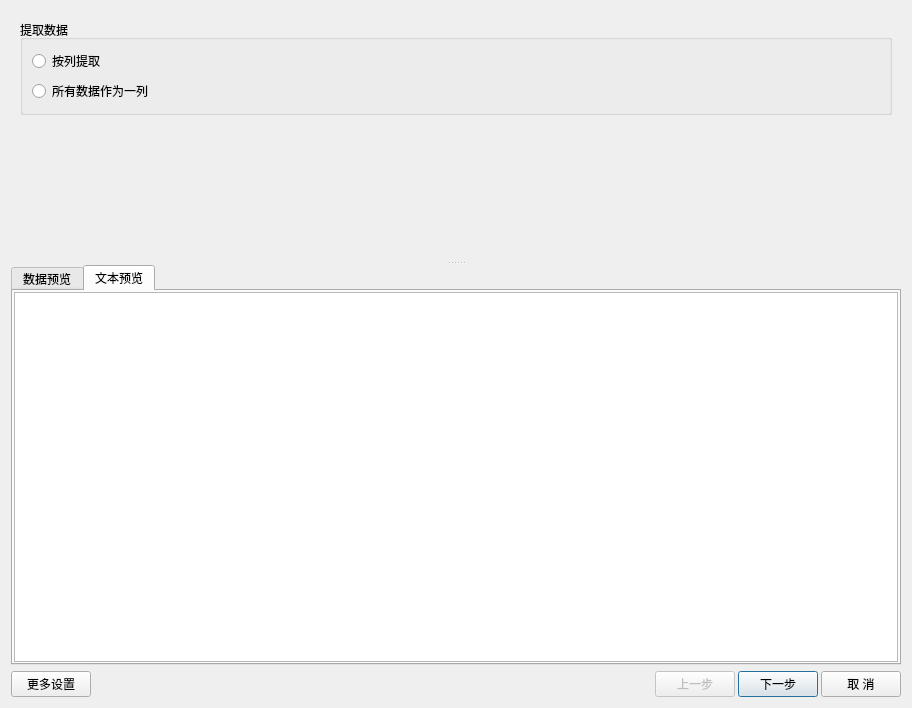
Before: the Qt Designer form src/signAPlugin/textImport/TextFileImportDialog.ui in czyt1988/sa, drawn with Qt 5.
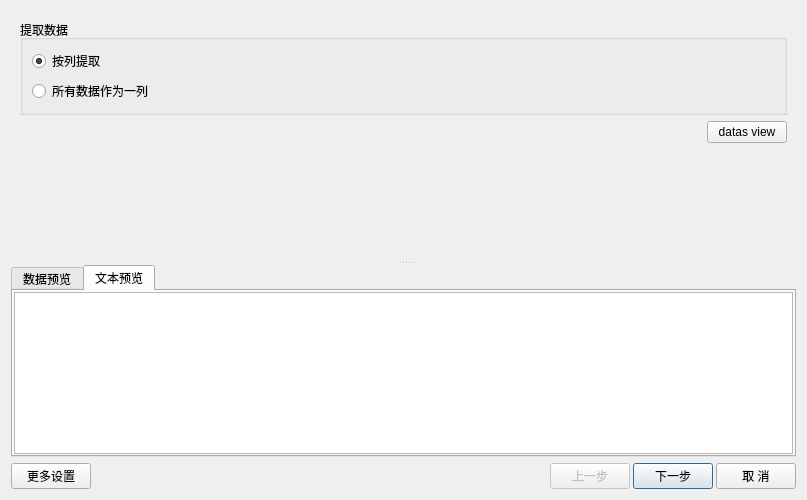
After: the same form once the commit is applied. The open tabs and pages were chosen to show the change.

```diff
--- a/src/signAPlugin/textImport/TextFileImportDialog.ui
+++ b/src/signAPlugin/textImport/TextFileImportDialog.ui
@@ -6,8 +6,8 @@
    <rect>
     <x>0</x>
     <y>0</y>
-    <width>912</width>
-    <height>708</height>
+    <width>807</width>
+    <height>500</height>
    </rect>
   </property>
   <property name="windowTitle">
@@ -330,6 +330,43 @@
         </size>
        </property>
        <layout class="QGridLayout" name="gridLayout">
+        <item row="2" column="0">
+         <spacer name="verticalSpacer">
+          <property name="orientation">
+           <enum>Qt::Vertical</enum>
+          </property>
+          <property name="sizeHint" stdset="0">
+           <size>
+            <width>20</width>
+            <height>40</height>
+           </size>
+          </property>
+         </spacer>
+        </item>
+        <item row="1" column="0">
+         <layout class="QHBoxLayout" name="horizontalLayout_7">
+          <item>
+           <spacer name="horizontalSpacer_3">
+            <property name="orientation">
+             <enum>Qt::Horizontal</enum>
+            </property>
+            <property name="sizeHint" stdset="0">
+             <size>
+              <width>40</width>
+              <height>20</height>
+             </size>
+            </property>
+           </spacer>
+          </item>
+          <item>
+           <widget class="QPushButton" name="pushButton_DatasView">
+            <property name="text">
+             <string>datas view</string>
+            </property>
+           </widget>
+          </item>
+         </layout>
+        </item>
         <item row="0" column="0">
          <widget class="QGroupBox" name="groupBox_noTable">
           <property name="title">
@@ -350,7 +387,7 @@
                 <string>按列提取</string>
                </property>
                <property name="checked">
-                <bool>false</bool>
+                <bool>true</bool>
                </property>
               </widget>
              </item>
@@ -366,19 +403,6 @@
           </layout>
          </widget>
         </item>
-        <item row="1" column="0">
-         <spacer name="verticalSpacer">
-          <property name="orientation">
-           <enum>Qt::Vertical</enum>
-          </property>
-          <property name="sizeHint" stdset="0">
-           <size>
-            <width>20</width>
-            <height>40</height>
-           </size>
-          </property>
-         </spacer>
-        </item>
        </layout>
       </widget>
      </widget>
```
Left out of the diff: 8 changed lines with no effect on the pictures.
